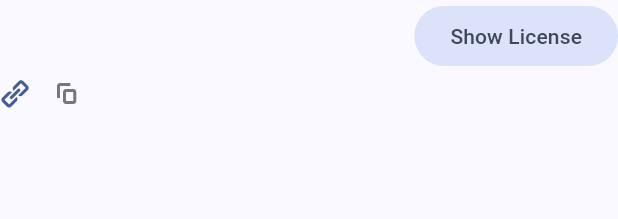
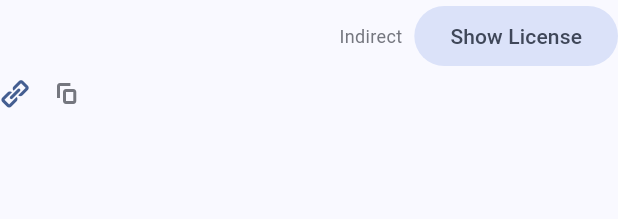
Before and after one commit to mimoguz/tripeaks_neue, a Flutter app: the DependencyEntry widget shown alone on an empty page, opened directly with empty values, after a tap on an icon or button, on a phone screen of 412 x 824 dp. Shown: the top 219 px of the screen. Run offline on Flutter 3.47's test engine with Material 3 defaults, Android fonts, the phone set to English and light mode, and no system bars; our stand-ins replace audioplayers, flutter_mobx, logger, mobx, web; generated files the repository leaves out were written again; statements that could not run were skipped; project files that could hold a hidden picture were left out.

Commit message:
List all dependencies

```diff
--- a/lib/l10n/app_localizations.dart
+++ b/lib/l10n/app_localizations.dart
@@ -525,6 +525,18 @@ abstract class AppLocalizations {
   /// **'Show License'**
   String get showLicenseAction;
 
+  /// If the dependency is direct.
+  ///
+  /// In en, this message translates to:
+  /// **'Direct'**
+  String get directDependencyLabel;
+
+  /// If the dependency is a dependency of a direct dependency.
+  ///
+  /// In en, this message translates to:
+  /// **'Indirect'**
+  String get indirectDependencyLabel;
+
   /// Label of a button that closes the license dialog.
   ///
   /// In en, this message translates to:
--- a/lib/l10n/app_localizations_en.dart
+++ b/lib/l10n/app_localizations_en.dart
@@ -227,5 +227,11 @@ class AppLocalizationsEn extends AppLocalizations {
   String get showLicenseAction => 'Show License';
 
   @override
+  String get directDependencyLabel => 'Direct';
+
+  @override
+  String get indirectDependencyLabel => 'Indirect';
+
+  @override
   String get licenseDialogCloseAction => 'Close';
 }
--- a/lib/pages/info_page/dependencies.dart
+++ b/lib/pages/info_page/dependencies.dart
@@ -13,32 +13,36 @@ class Dependencies extends StatelessWidget {
   @override
   Widget build(BuildContext context) {
     final textTheme = Theme.of(context).textTheme;
+    final last = _extendedDependencies.length - 1;
     return ScrollIndicator(
       child: DefaultTextStyle(
         style: textTheme.bodyMedium!.copyWith(height: 1.8),
         // TODO: Move to arb
-        child: ListView(
+        child: ListView.separated(
           padding: EdgeInsets.fromLTRB(c.cardPadding, 0, c.cardPadding, c.cardPadding),
-          children: [
-            for (final dep in dependencies) ...[
-              DependencyEntry(package: dep),
-              const GroupTileDivider(padding: EdgeInsets.zero),
-            ],
-            for (final (index, dep) in devDependencies.indexed) ...[
-              DependencyEntry(package: dep),
-              if (index < devDependencies.length - 1) const GroupTileDivider(padding: EdgeInsets.zero),
-            ],
-          ],
+          itemCount: _extendedDependencies.length,
+          itemBuilder:
+              (context, index) => DependencyEntry(
+                package: _extendedDependencies[index],
+                isDirectDependency: _directDependencies.contains(_extendedDependencies[index].name),
+              ),
+          separatorBuilder: (context, index) => const GroupTileDivider(padding: EdgeInsets.zero),
         ),
       ),
     );
   }
+
+  static final _extendedDependencies =
+      allDependencies.where((it) => !it.isSdk || it.name == "flutter").toList();
+
+  static final _directDependencies = (dependencies + devDependencies).map((it) => it.name).toSet();
 }
 
 final class DependencyEntry extends StatelessWidget {
-  const DependencyEntry({super.key, required this.package});
+  const DependencyEntry({super.key, required this.package, required this.isDirectDependency});
 
   final Package package;
+  final bool isDirectDependency;
 
   @override
   Widget build(BuildContext context) {
@@ -48,11 +52,13 @@ final class DependencyEntry extends StatelessWidget {
       crossAxisAlignment: CrossAxisAlignment.start,
       children: [
         Row(
-          mainAxisAlignment: MainAxisAlignment.spaceBetween,
-          textBaseline: TextBaseline.alphabetic,
-          crossAxisAlignment: CrossAxisAlignment.baseline,
+          mainAxisAlignment: MainAxisAlignment.start,
+          crossAxisAlignment: CrossAxisAlignment.center,
+          spacing: 8,
           children: [
             Text(package.name),
+            Spacer(),
+            DependencyStatusChip(isDirectDependency),
             if (package.license != null)
               FilledButton.tonal(onPressed: () => _showLicense(context), child: Text(s.showLicenseAction)),
           ],
@@ -70,3 +76,18 @@ final class DependencyEntry extends StatelessWidget {
     );
   }
 }
+
+class DependencyStatusChip extends StatelessWidget {
+  const DependencyStatusChip(this.isDirectDependency, {super.key});
+
+  final bool isDirectDependency;
+
+  @override
+  Widget build(BuildContext context) {
+    final colours = Theme.of(context).colorScheme;
+    final s = AppLocalizations.of(context)!;
+    final textColour = colours.outline;
+    final text = isDirectDependency ? s.directDependencyLabel : s.indirectDependencyLabel;
+    return Text(text, style: TextStyle(fontSize: 12, color: textColour));
+  }
+}
```
Also changed, not shown: lib/l10n/app_en.arb (+12 -0 lines).
